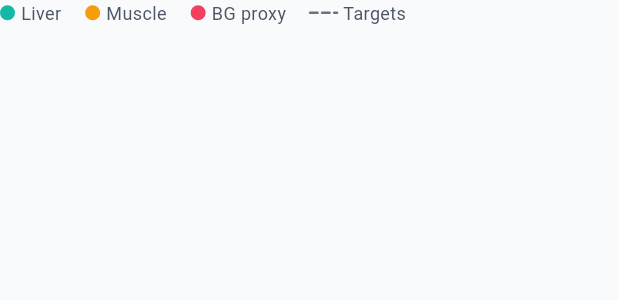
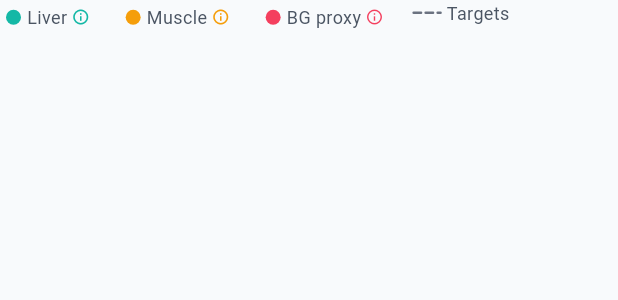
Before and after one commit to cashabranner/Hackathon-2026, a Flutter app: the GlycogenLegend widget shown alone on an empty page, opened directly, on a phone screen of 412 x 824 dp. Shown: the top 300 px of the screen. Run offline on Flutter 3.47's test engine with Material 3 defaults, Android fonts, the phone set to English and light mode, and no system bars; our stand-ins replace fl_chart, flutter_dotenv, go_router; accounts and stored records are empty.

Commit message:
Legend Details Added

```diff
--- a/lib/widgets/glycogen_chart.dart
+++ b/lib/widgets/glycogen_chart.dart
@@ -176,9 +176,21 @@ class GlycogenLegend extends StatelessWidget {
       runSpacing: 8,
       alignment: WrapAlignment.center,
       children: [
-        _LegendItem.swatch(color: AppTheme.teal, label: 'Liver'),
-        _LegendItem.swatch(color: AppTheme.amber, label: 'Muscle'),
-        _LegendItem.swatch(color: AppTheme.coral, label: 'BG proxy'),
+        _LegendItem.swatch(
+          color: AppTheme.teal,
+          label: 'Liver',
+          info: _MetricInfo.liver,
+        ),
+        _LegendItem.swatch(
+          color: AppTheme.amber,
+          label: 'Muscle',
+          info: _MetricInfo.muscle,
+        ),
+        _LegendItem.swatch(
+          color: AppTheme.coral,
+          label: 'BG proxy',
+          info: _MetricInfo.bgProxy,
+        ),
         _LegendItem.dashed(color: AppTheme.gray500, label: 'Targets'),
       ],
     );
@@ -189,20 +201,23 @@ class _LegendItem extends StatelessWidget {
   final Color color;
   final String label;
   final bool dashed;
+  final _MetricInfo? info;
 
   const _LegendItem.swatch({
     required this.color,
     required this.label,
+    this.info,
   }) : dashed = false;
 
   const _LegendItem.dashed({
     required this.color,
     required this.label,
-  }) : dashed = true;
+  })  : dashed = true,
+        info = null;
 
   @override
   Widget build(BuildContext context) {
-    return Row(
+    final content = Row(
       mainAxisSize: MainAxisSize.min,
       children: [
         dashed ? _dash(color) : _dot(color),
@@ -211,7 +226,22 @@ class _LegendItem extends StatelessWidget {
           label,
           style: const TextStyle(fontSize: 12, color: AppTheme.gray600),
         ),
+        if (info != null) ...[
+          const SizedBox(width: 3),
+          Icon(Icons.info_outline, size: 12, color: color),
+        ],
       ],
+    );
+
+    if (info == null) return content;
+
+    return InkWell(
+      onTap: () => _showMetricInfo(context, info!),
+      borderRadius: BorderRadius.circular(999),
+      child: Padding(
+        padding: const EdgeInsets.symmetric(horizontal: 4, vertical: 3),
+        child: content,
+      ),
     );
   }
 
@@ -226,6 +256,99 @@ class _LegendItem extends StatelessWidget {
         height: 10,
         child: CustomPaint(painter: _DashedLegendPainter(c)),
       );
+
+  void _showMetricInfo(BuildContext context, _MetricInfo info) {
+    showModalBottomSheet<void>(
+      context: context,
+      showDragHandle: true,
+      backgroundColor: Colors.white,
+      shape: const RoundedRectangleBorder(
+        borderRadius: BorderRadius.vertical(top: Radius.circular(24)),
+      ),
+      builder: (context) => Padding(
+        padding: const EdgeInsets.fromLTRB(20, 6, 20, 28),
+        child: Column(
+          mainAxisSize: MainAxisSize.min,
+          crossAxisAlignment: CrossAxisAlignment.start,
+          children: [
+            Row(
+              children: [
+                Container(
+                  width: 34,
+                  height: 34,
+                  decoration: BoxDecoration(
+                    color: color.withAlpha(28),
+                    borderRadius: BorderRadius.circular(12),
+                  ),
+                  child: Icon(info.icon, color: color, size: 19),
+                ),
+                const SizedBox(width: 10),
+                Text(
+                  info.title,
+                  style: Theme.of(context).textTheme.titleLarge,
+                ),
+              ],
+            ),
+            const SizedBox(height: 12),
+            Text(
+              info.body,
+              style: Theme.of(context).textTheme.bodyMedium,
+            ),
+            const SizedBox(height: 14),
+            Text(
+              info.hint,
+              style: const TextStyle(
+                color: AppTheme.gray500,
+                fontSize: 12,
+                height: 1.35,
+              ),
+            ),
+          ],
+        ),
+      ),
+    );
+  }
+}
+
+class _MetricInfo {
+  final String title;
+  final String body;
+  final String hint;
+  final IconData icon;
+
+  const _MetricInfo({
+    required this.title,
+    required this.body,
+    required this.hint,
+    required this.icon,
+  });
+
+  static const liver = _MetricInfo(
+    title: 'Liver Glycogen',
+    body:
+        'Liver glycogen is stored carbohydrate that helps keep blood glucose steady between meals and during training. It is a smaller tank than muscle glycogen and can drop quickly overnight or during long sessions.',
+    hint:
+        'Higher liver stores usually mean steadier energy and fewer fasted-session dips.',
+    icon: Icons.water_drop_outlined,
+  );
+
+  static const muscle = _MetricInfo(
+    title: 'Muscle Glycogen',
+    body:
+        'Muscle glycogen is stored carbohydrate inside working muscle. It is the main fuel reserve for lifting, sprinting, intervals, and other high-intensity work.',
+    hint:
+        'If this line is low before a hard session, carbs 1-3 hours before training become more important.',
+    icon: Icons.fitness_center,
+  );
+
+  static const bgProxy = _MetricInfo(
+    title: 'BG Proxy',
+    body:
+        'BG proxy is a simplified 0-100 estimate of blood-glucose availability, not a medical glucose reading. It rises after meals and trends lower during fasting or exercise.',
+    hint:
+        'Use it as a trend signal for fueling timing, not as a clinical blood sugar value.',
+    icon: Icons.monitor_heart_outlined,
+  );
 }
 
 class _DashedLegendPainter extends CustomPainter {
```
